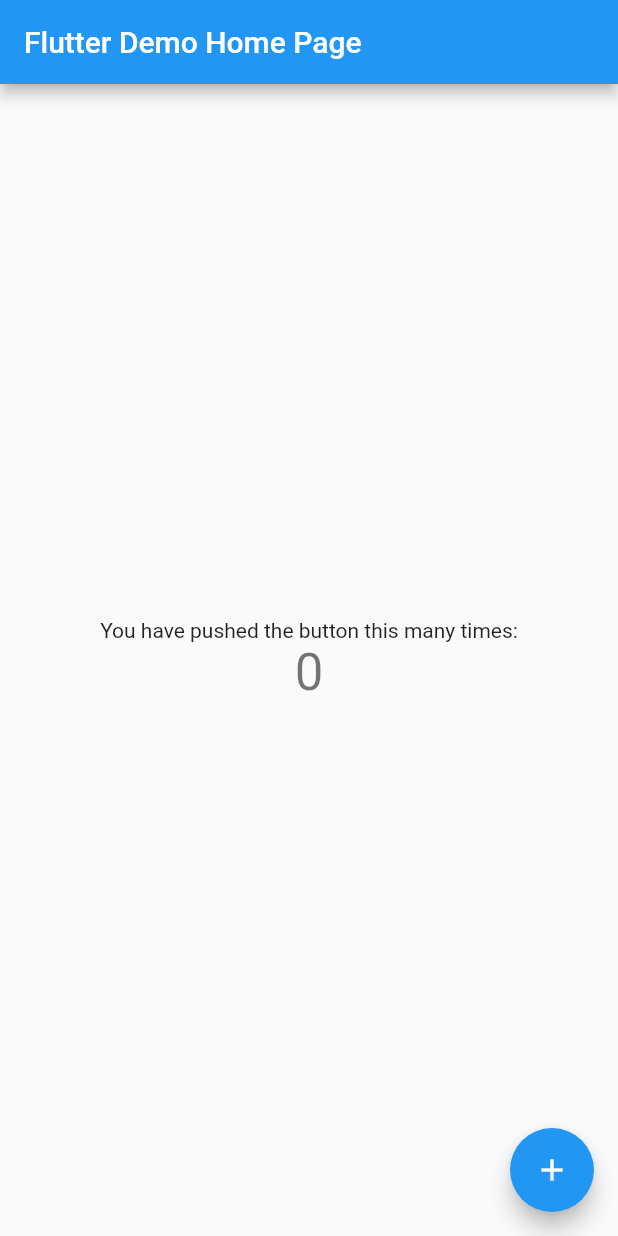
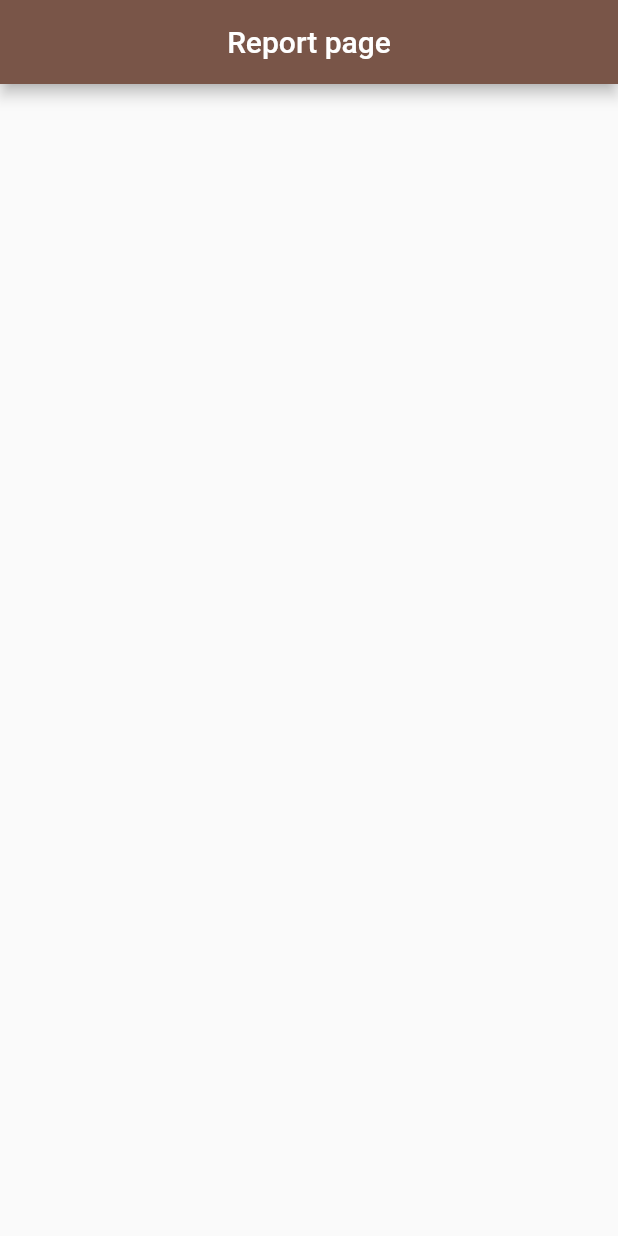
Before and after one commit to Dagim-Fikru/DERASH-Anti-crime-App-using-Flutter, a Flutter app: the screen it shows after launch, on a phone screen of 412 x 824 dp. Run offline on Flutter 3.47's test engine with Material 2 defaults, Android fonts, the phone set to English and light mode, and no system bars.

Commit message:
start working on report page

```diff
--- a/derash/lib/main.dart
+++ b/derash/lib/main.dart
@@ -1,3 +1,4 @@
+import 'package:derash/reportPage.dart';
 import 'package:flutter/material.dart';
 
 void main() {
@@ -24,7 +25,7 @@
         // is not restarted.
         primarySwatch: Colors.blue,
       ),
-      home: const MyHomePage(title: 'Flutter Demo Home Page'),
+      home: const repotPage(),
     );
   }
 }
--- a/derash/lib/reportPage.dart
+++ b/derash/lib/reportPage.dart
@@ -0,0 +1,16 @@
+// ignore_for_file: file_names, prefer_const_constructors, camel_case_types
+import 'package:flutter/material.dart';
+class repotPage extends StatelessWidget {
+  const repotPage({Key? key}) : super(key: key);
+
+  @override
+  Widget build(BuildContext context) {
+    return Scaffold(
+      appBar: AppBar(
+        title: Text('Report page'),
+        backgroundColor: Colors.brown,
+        centerTitle: true,
+      ),
+    );
+  }
+}
```
